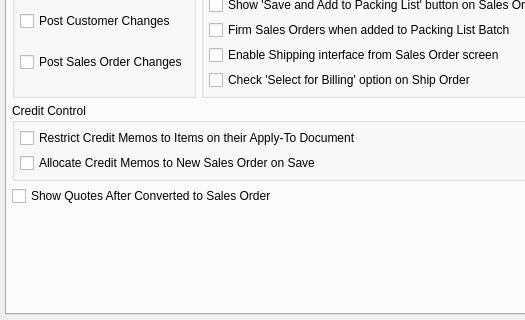
knowhow/xtuple, file guiclient/configureSO.ui: the form before one commit; both pictures show x 0 to 525 and y 341 to 661 of the 708 by 661 pixel window.
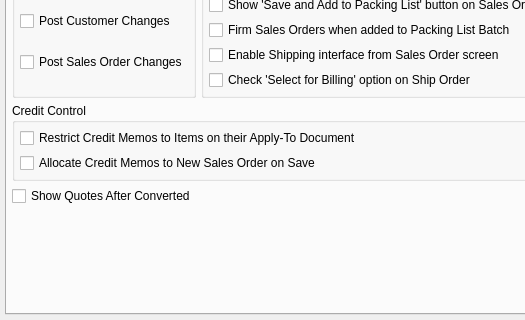
The form after the commit. Custom widgets are drawn as their Qt base class.

What changed in the file:
```diff
--- a/guiclient/configureSO.ui
+++ b/guiclient/configureSO.ui
@@ -474,7 +474,7 @@
                <item row="4" column="0" colspan="2">
                 <widget class="QCheckBox" name="_quoteafterSO">
                  <property name="text">
-                  <string>Show Quotes After Converted to Sales Order</string>
+                  <string>Show Quotes After Converted</string>
                  </property>
                 </widget>
                </item>
```
Left out of the diff: 24 changed lines with no effect on the pictures.
